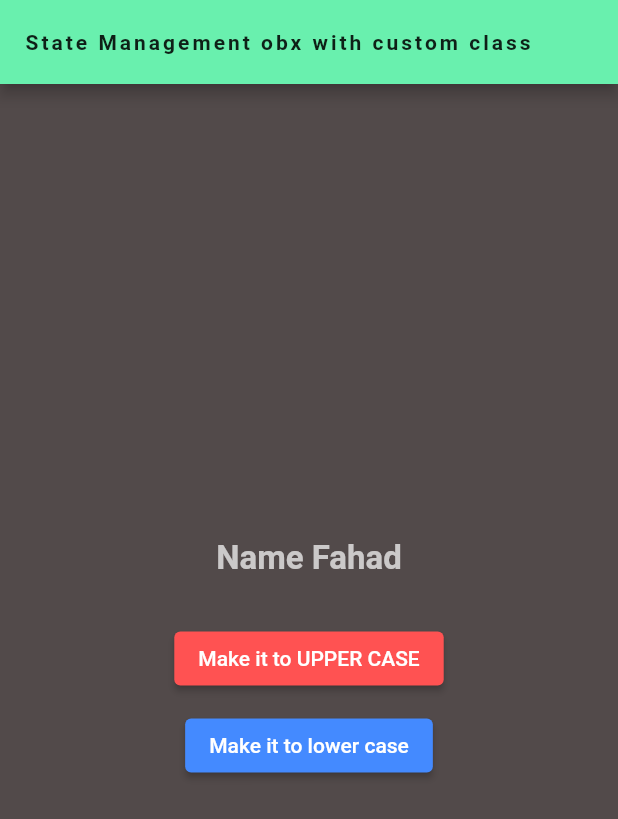
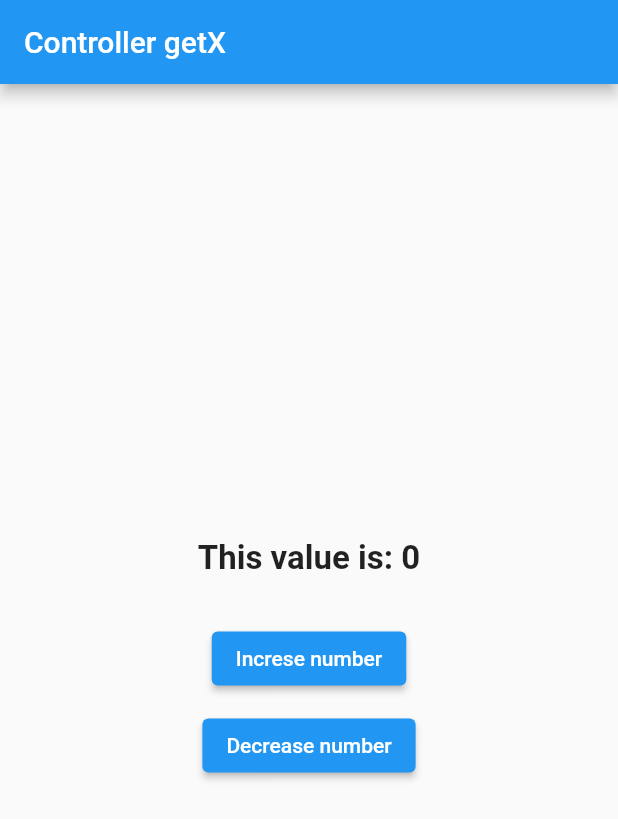
Before and after one commit to FahadKhan007/getX-FLutter, a Flutter app: the screen it shows after launch, on a phone screen of 412 x 824 dp. Shown: the top 819 px of the screen. Run offline on Flutter 3.47's test engine with Material 2 defaults, Android fonts, the phone set to English and light mode, and no system bars; our stand-ins replace get.

Commit message:
State manager controller by getX

```diff
--- /dev/null
+++ b/lib/controller.dart
@@ -0,0 +1,13 @@
+import 'package:get/get.dart';
+
+class Controller extends GetxController {
+  var count = 0.obs;
+
+  void increment() {
+    count++;
+  }
+
+  void decrement() {
+    count--;
+  }
+}
--- a/lib/customclass.dart
+++ b/lib/customclass.dart
@@ -1,4 +1,4 @@
-import 'package:flutter/material.dart';
+// import 'package:flutter/material.dart';
 import 'package:get/get.dart';
 
 class CustomClass {
--- a/lib/main.dart
+++ b/lib/main.dart
@@ -1,5 +1,6 @@
 import 'package:flutter/material.dart';
 import 'package:get/get.dart';
+import 'package:getx/controller.dart';
 import 'package:getx/customclass.dart';
 
 void main() {
@@ -18,61 +19,43 @@ class MyApp extends StatelessWidget {
       title: "We are learning getX obx with custom class",
       home: Scaffold(
         appBar: AppBar(
-          backgroundColor: Colors.greenAccent,
-          title: const Text(
-            "State Management obx with custom class",
-            style: TextStyle(
-              color: Colors.black87,
-              fontSize: 14,
-              fontWeight: FontWeight.bold,
-              letterSpacing: 2,
+          title: const Text("Controller getX"),
         ),
-          ),
-        ),
-        body: Container(
-          color: Color.fromARGB(255, 82, 74, 74),
-          child: Center(
+        body: Center(
           child: Column(
             crossAxisAlignment: CrossAxisAlignment.center,
             mainAxisAlignment: MainAxisAlignment.center,
             children: [
-                Obx(
-                  () => Text(
-                    "Name ${learner.name.value}",
+              GetX<Controller>(
+                  init: Controller(),
+                  builder: (controller) {
+                    return Text(
+                      "This value is: ${controller.count}",
                       style: const TextStyle(
+                        fontSize: 22,
                         fontWeight: FontWeight.bold,
-                        fontSize: 22,
-                        color: Colors.white70),
                       ),
-                ),
+                    );
+                  }),
               const SizedBox(
                 height: 30,
               ),
               ElevatedButton(
-                  style: ButtonStyle(
-                    backgroundColor:
-                        MaterialStateProperty.all(Colors.redAccent),
-                  ),
                 onPressed: () {
-                    learner.name.value = learner.name.value.toUpperCase();
+                  Get.find<Controller>().increment();
                 },
-                  child: const Text("Make it to UPPER CASE"),
+                child: const Text("Increse number"),
               ),
               const SizedBox(
                 height: 10,
               ),
               ElevatedButton(
-                  style: ButtonStyle(
-                    backgroundColor:
-                        MaterialStateProperty.all(Colors.blueAccent),
-                  ),
                 onPressed: () {
-                    learner.name.value = learner.name.value.toLowerCase();
+                  Get.find<Controller>().decrement();
                 },
-                  child: const Text("Make it to lower case"),
+                child: const Text("Decrease number"),
               ),
             ],
-            ),
           ),
         ),
       ),
```
Lines whose indentation alone changed are shown as unchanged.
